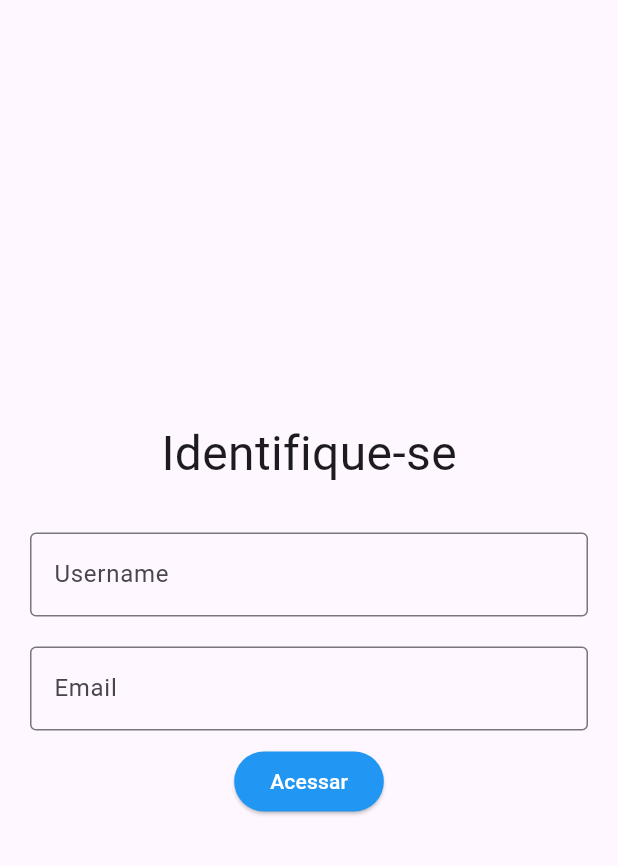
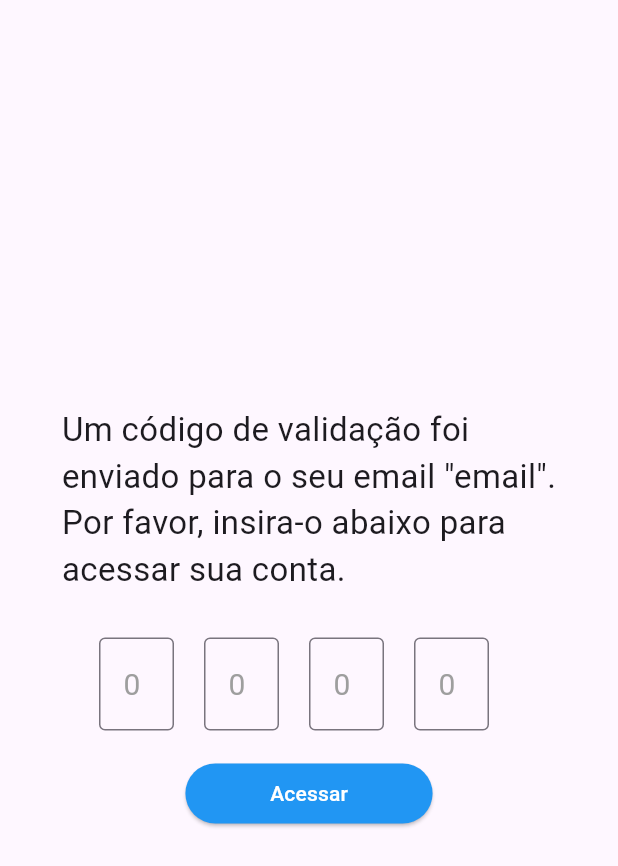
Before and after one commit to Kev1nLopes/Granly-Mobile, a Flutter app: the LoginPage screen opened by its route, on a phone screen of 412 x 824 dp. Shown: the top 866 px of the screen. Run offline on Flutter 3.47's test engine with Material 3 defaults, Android fonts, the phone set to English and light mode, and no system bars; our stand-ins replace socket_io_client; network calls fail.

Commit message:
Nova tela

```diff
--- a/lib/main.dart
+++ b/lib/main.dart
@@ -1,6 +1,7 @@
 import 'package:flutter/material.dart';
 import 'package:wpp/controllers/theme_controller.dart';
 import 'package:wpp/pages/chat_page.dart';
+import 'package:wpp/pages/email_page.dart';
 import 'package:wpp/pages/login_page.dart';
 import 'package:wpp/pages/messages_page.dart';
 
@@ -19,11 +20,12 @@ class MyApp extends StatelessWidget {
       return MaterialApp(
         theme: ThemeData(brightness: ThemeController.instance.switchColor ? Brightness.dark : Brightness.light),
         debugShowCheckedModeBanner: false,
-        initialRoute: '/login',
+        initialRoute: '/',
         routes: {
+          '/': (context ) => EmailPage(),
           '/chat': (context ) => const ChatPage(),
           '/login': (context) =>  LoginPage(),
-          '/home': (context) => MessagesPage(),
+          '/home': (context) =>  MessagePage(),
         },
       );
     } );
--- a/lib/pages/login_page.dart
+++ b/lib/pages/login_page.dart
@@ -9,46 +9,108 @@ class LoginPage extends StatelessWidget {
   @override
   Widget build(BuildContext context) {
     return Scaffold(
-      body: SingleChildScrollView(
+      body: Center(
+        child: SingleChildScrollView(
           child: Container(
-          padding: const EdgeInsets.symmetric(horizontal: 20),
-          height: MediaQuery.of(context).size.height,
-          width: MediaQuery.of(context).size.width,
+
             child: Column(
+              children: [
+                Container(
+                  width: MediaQuery.of(context).size.width * 0.8,
+                  child: const Text(
+                    'Um código de validação foi enviado para o seu email "email". Por favor, insira-o abaixo para acessar sua conta.',
+                    style: TextStyle(fontSize: 22),
+                  ),
+                ),
+                SizedBox(height: 30,),
+                Row(
                   crossAxisAlignment: CrossAxisAlignment.center,
                   mainAxisAlignment: MainAxisAlignment.center,
                   children: [
-              const Text(
-                'Identifique-se',
-                style: TextStyle(fontSize: 32),
+
+                    Container(
+                      width: 50,
+                      height: 80,
+                      child: TextField(
+                          maxLength: 1,
+                          decoration: InputDecoration(
+                              counterText: "",
+                              hintText: "0",
+                              hintStyle: TextStyle(
+                                fontSize: 20,
+                                color: Colors.grey,
                               ),
-              const SizedBox(
-                height: 30,
+                              border: OutlineInputBorder(
+                              )
+                          )
                       ),
-              TextField(
-                decoration: const InputDecoration(
-                    labelText: 'Username', border: OutlineInputBorder()),
-                onChanged: (value) {
-                  _username = value;
-                },
                     ),
-              const SizedBox(height: 20),
-              TextField(
-                keyboardType: TextInputType.emailAddress,
-                decoration: const InputDecoration(
-                    labelText: 'Email', border: OutlineInputBorder()),
-                onChanged: (value) {
-                  _email = value;
-                },
+                    const SizedBox(width: 20),
+                    Container(
+                      width: 50,
+                      height: 80,
+                      child: TextField(
+                          maxLength: 1,
+                          decoration: InputDecoration(
+                              counterText: "",
+                              hintText: "0",
+                              hintStyle: TextStyle(
+                                fontSize: 20,
+                                color: Colors.grey,
                               ),
-              const SizedBox(
-                height: 10,
+                              border: OutlineInputBorder(
+                              )
+                          )
+                      ),
+                    ),
+                    const SizedBox(width: 20),
+                    Container(
+                      width: 50,
+                      height: 80,
+                      child: TextField(
+                          maxLength: 1,
+                          decoration: InputDecoration(
+                              counterText: "",
+                              hintText: "0",
+                              hintStyle: TextStyle(
+                                fontSize: 20,
+                                color: Colors.grey,
+                              ),
+                              border: OutlineInputBorder(
+                              )
+                          )
+                      ),
+                    ),
+                    const SizedBox(width: 20),
+                    Container(
+                      width: 50,
+                      height: 80,
+                      child: TextField(
+                          maxLength: 1,
+                          decoration: InputDecoration(
+                              counterText: "",
+                              hintText: "0",
+                              hintStyle: TextStyle(
+                                fontSize: 20,
+                                color: Colors.grey,
+                              ),
+                              border: OutlineInputBorder(
+                              )
+                          )
+                      ),
+                    ),
+                    const SizedBox(width: 20),
+
+                  ],
                 ),
                 ElevatedButton(
                     onPressed: () {
                       Navigator.of(context).pushReplacementNamed('/home');
                     },
-                  style: ElevatedButton.styleFrom(backgroundColor: Colors.blue),
+                    style: ElevatedButton.styleFrom(
+                        backgroundColor: Colors.blue,
+                        minimumSize: Size(MediaQuery.of(context).size.width * 0.4, 40)
+                    ),
                     child: const Text(
                       'Acessar',
                       style: TextStyle(color: Colors.white),
@@ -57,6 +119,7 @@ class LoginPage extends StatelessWidget {
             ),
           ),
         ),
+      ),
     );
   }
 }
```
Also changed, not shown: lib/pages/email_page.dart (added, +71 -0 lines), lib/pages/messages_page.dart (+25 -6 lines). Lines whose indentation alone changed are shown as unchanged.
